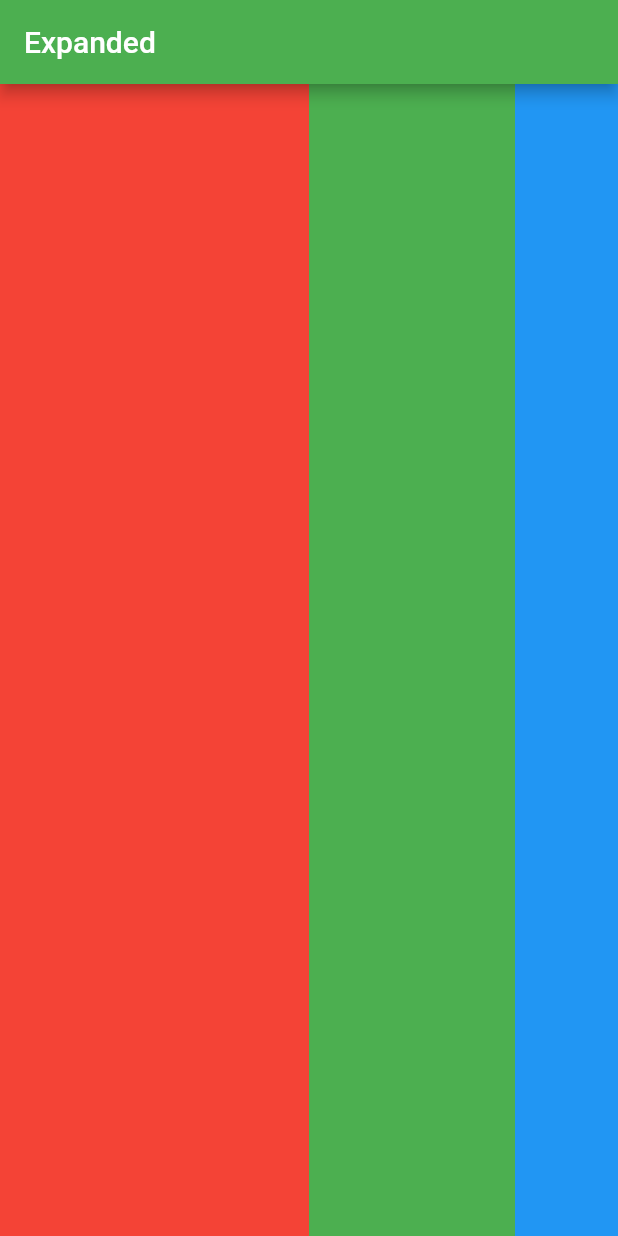
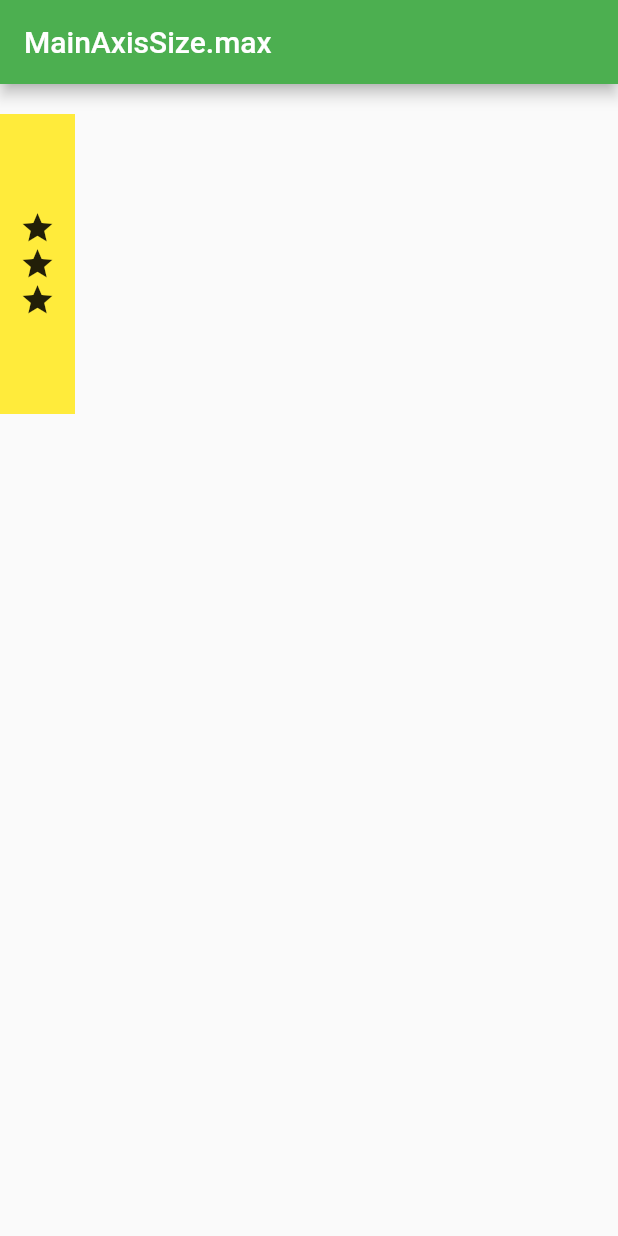
Before and after one commit to Ayishamarva7998/expand, a Flutter app: the screen it shows after launch, on a phone screen of 412 x 824 dp. Run offline on Flutter 3.47's test engine with Material 2 defaults, Android fonts, the phone set to English and light mode, and no system bars.

Commit message:
first commit

```diff
--- a/lib/expand.dart
+++ b/lib/expand.dart
@@ -1,48 +1,38 @@
-
 import 'package:flutter/material.dart';
 
-class ex extends StatelessWidget {
-  const ex({super.key});
+class exp extends StatelessWidget {
+  const exp({super.key});
 
   @override
   Widget build(BuildContext context) {
-    return Scaffold(
-      appBar:AppBar(
-        title: Text("Expanded"),
-        backgroundColor:Colors.green  ,
-      ),
-      body: Row(
-        crossAxisAlignment: CrossAxisAlignment.stretch,
-        children: [
-          Expanded(
-            flex: 3,
-            child: Container(
-              height: 50,
-              width: 70,
-              color: Colors.red,
-            ),
+    return SafeArea(
+      child: Scaffold(
+
+        appBar: AppBar(
+          title: Text('MainAxisSize.max'),
+          backgroundColor: Colors.green,
+
+        ),
+        body: Container(
+          margin: EdgeInsets.only(top: 20),
+          height: 200,
+          width: 50,
+          color: Colors.yellow,
+          child: Column(
+            mainAxisAlignment: MainAxisAlignment.center,
+            children: [
+
+              Icon(Icons.star),
+              Icon(Icons.star),
+              Icon(Icons.star)
+
+            ],
+
+
+
           ),
-          Expanded(
-            flex: 2,
-            child: Container(
-
-              height: 50,
-              width: 70,
-              color: Colors.green,
-            ),
-          ),
-          Expanded(
-            flex: 1,
-            child: Container(
-              height: 50,
-              width: 70,
-              color: Colors.blue,
-            ),
-          ),
-
-        ],
-      ),
-
+        ),
+      )
     );
 
 
--- a/lib/main.dart
+++ b/lib/main.dart
@@ -10,7 +10,7 @@ class MyApp extends StatelessWidget {
   Widget build(BuildContext context) {
     return MaterialApp(
       title: "expand",
-      home: ex(),
+      home: exp(),
     );
   }
 }
```
Also changed, not shown: 2 other files.
